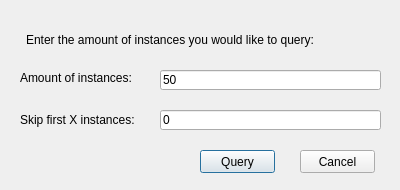
sparqlunicorn/sparqlunicornGoesGIS, file dialogs/ui/querylimitedinstancesdialog.ui: the form before one commit.
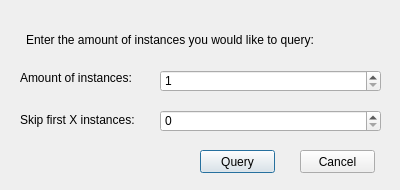
The form after the commit.

Commit message: changed edit line to spinbox

```diff
--- a/dialogs/ui/querylimitedinstancesdialog.ui
+++ b/dialogs/ui/querylimitedinstancesdialog.ui
@@ -65,19 +65,6 @@
     <string>Enter the amount of instances you would like to query:</string>
    </property>
   </widget>
-  <widget class="QLineEdit" name="amountOfInstancesEdit">
-   <property name="geometry">
-    <rect>
-     <x>160</x>
-     <y>70</y>
-     <width>221</width>
-     <height>20</height>
-    </rect>
-   </property>
-   <property name="text">
-    <string>50</string>
-   </property>
-  </widget>
   <widget class="QLabel" name="skipFirstInstancesLabel">
    <property name="geometry">
     <rect>
@@ -91,17 +78,33 @@
     <string>Skip first X instances:</string>
    </property>
   </widget>
-  <widget class="QLineEdit" name="skipFirstInstancesEdit">
+  <widget class="QSpinBox" name="skipFirstInstancesEdit">
    <property name="geometry">
     <rect>
      <x>160</x>
      <y>110</y>
      <width>221</width>
-     <height>20</height>
+     <height>22</height>
     </rect>
    </property>
-   <property name="text">
-    <string>0</string>
+   <property name="maximum">
+    <number>999999999</number>
+   </property>
+  </widget>
+  <widget class="QSpinBox" name="amountOfInstancesEdit">
+   <property name="geometry">
+    <rect>
+     <x>160</x>
+     <y>70</y>
+     <width>221</width>
+     <height>22</height>
+    </rect>
+   </property>
+   <property name="minimum">
+    <number>1</number>
+   </property>
+   <property name="maximum">
+    <number>999999999</number>
    </property>
   </widget>
  </widget>
```
The commit also changes 1 other file.
